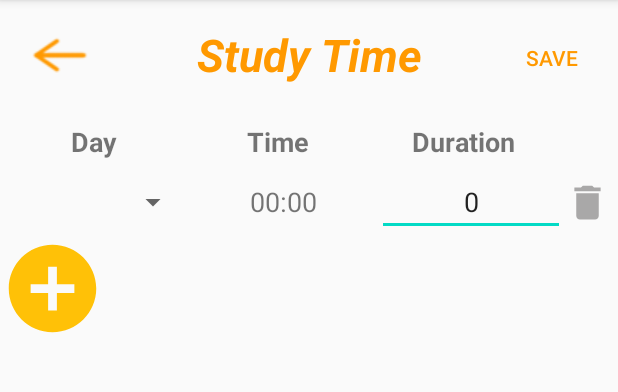
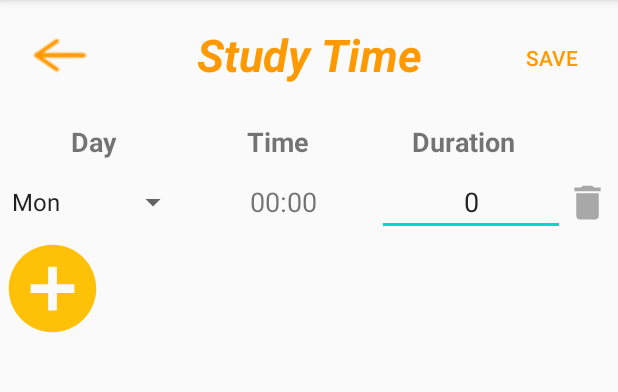
Before and after one commit to minhanh29/Timely, an Android app: the TimeRowFragment screen opened directly, with no data from a screen before it, on a phone screen of 412 x 824 dp, the part 84-476 px from its top. Run offline under Robolectric (Android 15) with nearby library versions, the phone set to English and light mode, and no system bars.

Commit message:
Update strings.xml

```diff
--- a/app/src/main/res/values/strings.xml
+++ b/app/src/main/res/values/strings.xml
@@ -69,6 +69,17 @@
     <string name="instructor_hint">Instructor</string>
     <string name="add_button">ADD</string>
 
+    <!--    TIME ROW FRAGMENT-->
+    <string name="initial_time">00:00</string>
+    <string name="duration_hint">minutes</string>
+    <string-array name="week_days">
+        <item>Mon</item>
+        <item>Tue</item>
+        <item>Wed</item>
+        <item>Thu</item>
+        <item>Fri</item>
+    </string-array>
+
     <!-- itemDetails-->
     <string name="itemHeader">Add Note</string>
     <string name="item_save_button">Save</string>
```
